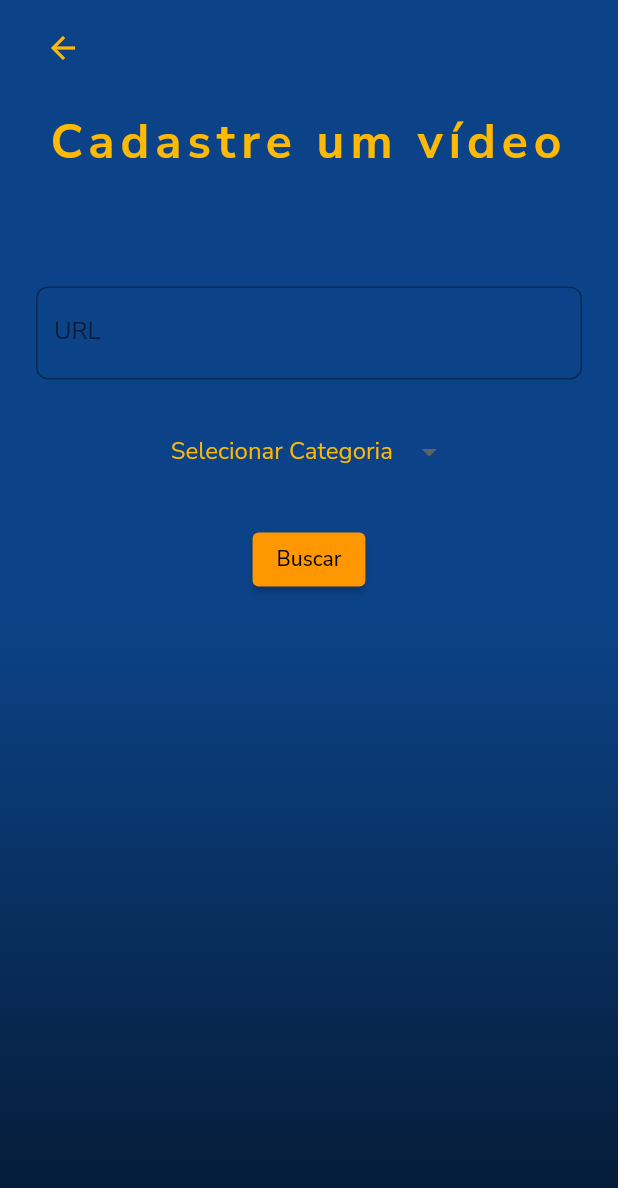
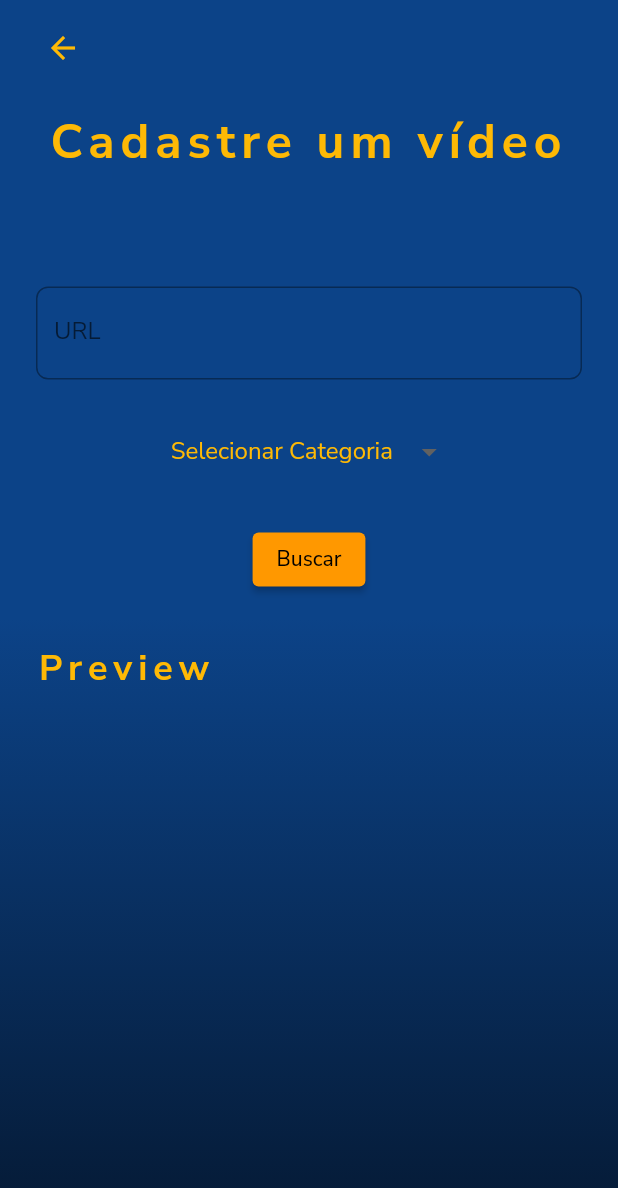
Before and after one commit to eliakimPaulino/mobflix, a Flutter app: the screen it shows after launch, after a tap on the "add" icon, on a phone screen of 412 x 824 dp. Shown: the top 1188 px of the screen. Run offline on Flutter 3.47's test engine with Material 2 defaults, Android fonts, the phone set to English and light mode, and no system bars; our stand-ins replace flutter_chat_types, google_fonts, youtube_player_flutter; missing offline and left inert: flutter_link_previewer.

Commit message:
alteração do layout da tela de cadastro. Preview alinhado a esquerda.

```diff
--- a/lib/Screens/home_page.dart
+++ b/lib/Screens/home_page.dart
@@ -60,7 +60,38 @@ class HomePage extends StatelessWidget {
                       ),
                     ),
                     VideoBanner(context: context),
-                    SingleChildScrollView(
+                    const CategoryRow(),
+                    CardPresentation(
+                      context: context,
+                      url:
+                          'https://www.youtube.com/watch?v=P4BNi_yPehc&list=PLh2Y_pKOa4UciHMCIdxq96xX_L0gX2rYg&index=1&ab_channel=AluraCursosOnline',
+                      name: 'Outros',
+                      color: const Color.fromARGB(255, 255, 145, 0),
+                    ),
+                    CardPresentation(
+                      context: context,
+                      url: 'https://www.youtube.com/watch?v=imB0QVoNrGc',
+                      name: 'Programação',
+                      color: const Color.fromRGBO(0, 198, 109, 1),
+                    ),
+                  ],
+                ),
+                // const VideosList(),
+              ],
+            ),
+          ),
+        ),
+      ),
+    );
+  }
+}
+
+class CategoryRow extends StatelessWidget {
+  const CategoryRow({Key? key}) : super(key: key);
+
+  @override
+  Widget build(BuildContext context) {
+    return SingleChildScrollView(
       scrollDirection: Axis.horizontal,
       child: Padding(
         padding: const EdgeInsets.all(8.0),
@@ -97,28 +128,6 @@ class HomePage extends StatelessWidget {
           ],
         ),
       ),
-                    ),
-                    CardPresentation(
-                      context: context,
-                      url:
-                          'https://www.youtube.com/watch?v=P4BNi_yPehc&list=PLh2Y_pKOa4UciHMCIdxq96xX_L0gX2rYg&index=1&ab_channel=AluraCursosOnline',
-                      name: 'Outros',
-                      color: const Color.fromARGB(255, 255, 145, 0),
-                    ),
-                    CardPresentation(
-                      context: context,
-                      url: 'https://www.youtube.com/watch?v=imB0QVoNrGc',
-                      name: 'Programação',
-                      color: const Color.fromRGBO(0, 198, 109, 1),
-                    ),
-                  ],
-                ),
-                // const VideosList(),
-              ],
-            ),
-          ),
-        ),
-      ),
     );
   }
 }
--- a/lib/Screens/video_registration.dart
+++ b/lib/Screens/video_registration.dart
@@ -156,7 +156,23 @@ class _MyCustomTextFildState extends State<MyCustomTextFild> {
               },
               child: const Text('Buscar'),
             ),
-            const SizedBox(height: 16),
+            const SizedBox(height: 32),
+            Row(
+              mainAxisAlignment: MainAxisAlignment.spaceBetween,
+              children: const [
+                Text(
+                  'Preview',
+                  textAlign: TextAlign.start,
+                  style: TextStyle(
+                    letterSpacing: 4,
+                    fontSize: 24,
+                    fontWeight: FontWeight.bold,
+                    color: Color.fromRGBO(254, 185, 5, 1),
+                  ),
+                ),
+                SizedBox(),
+              ],
+            ),
             Visibility(
               visible: formKey.currentState?.validate() != null,
               child: Column(
@@ -202,7 +218,9 @@ class TechCategoryState extends State<TechCategory> {
   Widget build(BuildContext context) {
     return Padding(
       padding: const EdgeInsets.fromLTRB(24.0, 8.0, 24.0, 8.0),
-      child: DropdownButtonHideUnderline(
+      child: Column(
+        children: [
+          DropdownButtonHideUnderline(
             child: DropdownButton<String>(
               dropdownColor:
                   // const Color.fromRGBO(24, 67, 136, 1)
@@ -214,6 +232,8 @@ class TechCategoryState extends State<TechCategory> {
               items: categorys.map(buildMenuCategory).toList(),
               onChanged: (value) => setState(() => this.value = value),
             ),
+          ),
+        ],
       ),
     );
   }
@@ -247,16 +267,6 @@ class _VideoPreviewState extends State<VideoPreview> {
       child: Column(
         crossAxisAlignment: CrossAxisAlignment.start,
         children: [
-          const Text(
-            'Preview',
-            textAlign: TextAlign.start,
-            style: TextStyle(
-              letterSpacing: 4,
-              fontSize: 24,
-              fontWeight: FontWeight.bold,
-              color: Color.fromRGBO(254, 185, 5, 1),
-            ),
-          ),
           const SizedBox(height: 20),
           Container(
             // key: ValueKey(widget.url),
```
Lines whose indentation alone changed are shown as unchanged.
